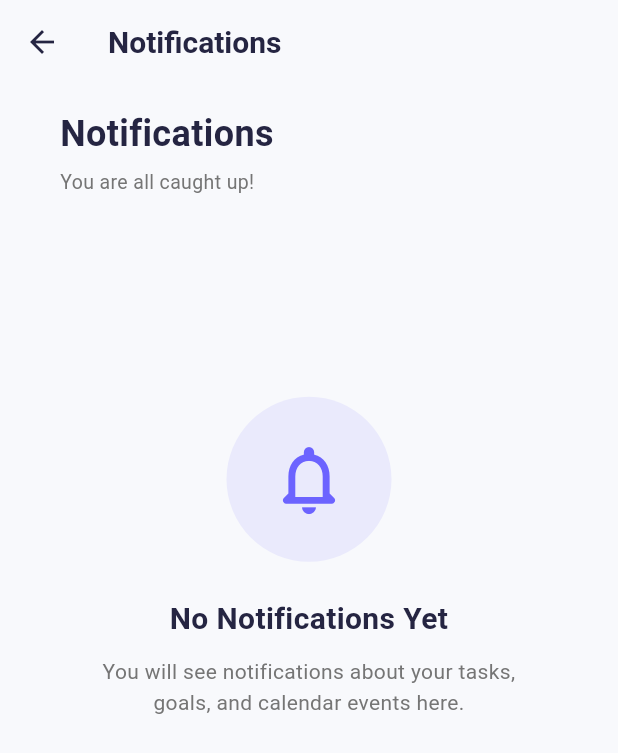
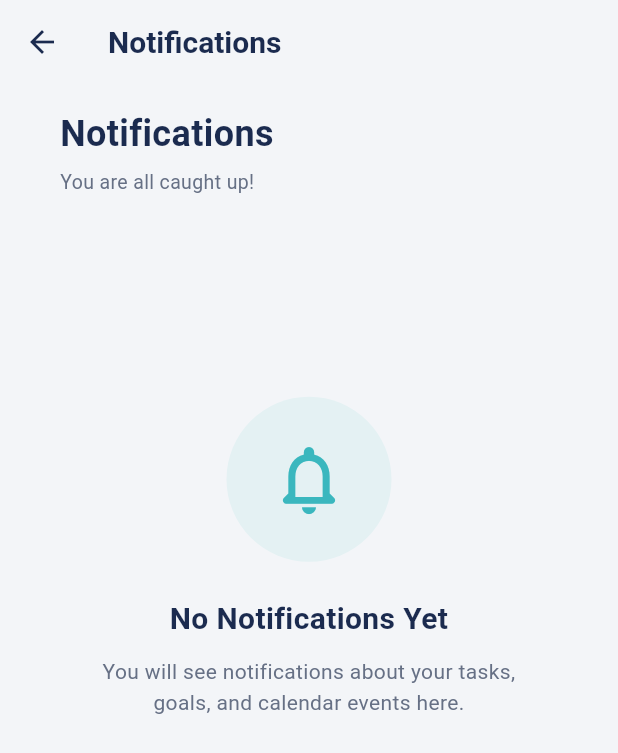
Before and after one commit to 1221786/taskora, a Flutter app: the NotificationsView screen opened directly with empty values, on a phone screen of 412 x 824 dp. Shown: the top 753 px of the screen. Run offline on Flutter 3.47's test engine with Material 3 defaults, Android fonts, the phone set to English and light mode, and no system bars; our stand-ins replace cloud_firestore, firebase_auth, firebase_core, flutter_local_notifications, flutter_timezone, google_fonts and 2 more; accounts and stored records are empty.

Commit message:
app color

```diff
--- a/lib/core/theme/app_colors.dart
+++ b/lib/core/theme/app_colors.dart
@@ -1,38 +1,51 @@
 import 'package:flutter/material.dart';
 
 class AppColors {
-  // Main colors from Taskora icon
-  static const Color primary = Color(0xFF4482B2); // Blue
-  static const Color secondary = Color(0xFF4698A8); // Teal
-  static const Color accent = Color(0xFF66C3A9); // Green
+  // Main colors - Taskora Splash Screen identity
+  static const Color primary = Color(0xFF3AB7BE);
+  static const Color secondary = Color(0xFF4B7FC7);
+  static const Color accent = Color(0xFF59CDC7);
 
-  // Blue shades (from the icon's 3D shading)
-  static const Color primaryDark = Color(0xFF37708F);
-  static const Color primaryLight = Color(0xFF509DCC);
+  // Primary shades
+  static const Color primaryDark = Color(0xFF258F98);
+  static const Color primaryLight = Color(0xFF7ADBD6);
 
   // Background colors
-  static const Color background = Color(0xFFF8FAFC);
+  static const Color background = Color(0xFFF3F5F8);
+  static const Color backgroundDark = Color(0xFFE9EDF2);
   static const Color white = Colors.white;
-  static const Color black = Color(0xFF19304B);
+  static const Color black = Color(0xFF1B2B4F);
 
-  // Text
-  static const Color textPrimary = Color(0xFF19304B);
+  // Text colors
+  static const Color textPrimary = Color(0xFF1B2B4F);
   static const Color textSecondary = Color(0xFF667085);
+  static const Color mutedText = Color(0xFF9297A5);
 
-  // Other
-  static const Color border = Color(0xFFE4E7EC);
+  // Borders
+  static const Color border = Color(0xFFDDE5EC);
 
+  // Priority colors
   static const Color priorityHigh = Color(0xFFEF5350);
   static const Color priorityMedium = Color(0xFFF5B942);
   static const Color priorityLow = Color(0xFF43B581);
 
+  // Status colors
   static const Color success = Color(0xFF39B98A);
   static const Color warning = Color(0xFFF5B942);
   static const Color danger = Color(0xFFE17C7C);
 
+  // Cards and progress
   static const Color cardBackground = Colors.white;
-  static const Color progressBackground = Color(0xFFE4E7EC);
-  static const Color mutedText = Color(0xFF9297A5);
+  static const Color progressBackground = Color(0xFFE5EBF0);
+
+  // Overdue task
   static const Color overdueBackground = Color(0xFFFCEAEA);
   static const Color overdueBorder = Color(0xFFF5DADA);
+
+  // Gradient colors
+  static const List<Color> primaryGradient = [
+    Color(0xFF7BE3B1),
+    Color(0xFF35C4BD),
+    Color(0xFF45BBD9),
+  ];
 }
--- a/lib/views/notifications/views/notifications_view.dart
+++ b/lib/views/notifications/views/notifications_view.dart
@@ -1,4 +1,5 @@
 import 'package:flutter/material.dart';
+import 'package:taskora/core/theme/app_colors.dart';
 
 import '../models/notification_model.dart';
 import '../view_models/notifications_view_model.dart';
@@ -23,7 +24,6 @@ class _NotificationsViewState extends State<NotificationsView> {
     super.initState();
 
     _viewModel = NotificationsViewModel(userId: widget.userId);
-
     _viewModel.loadNotifications();
   }
 
@@ -54,20 +54,20 @@ class _NotificationsViewState extends State<NotificationsView> {
   @override
   Widget build(BuildContext context) {
     return Scaffold(
-      backgroundColor: const Color(0xFFF8F9FC),
+      backgroundColor: AppColors.background,
       appBar: AppBar(
-        backgroundColor: const Color(0xFFF8F9FC),
+        backgroundColor: AppColors.background,
         elevation: 0,
         centerTitle: false,
         title: const Text(
           'Notifications',
           style: TextStyle(
-            color: Color(0xFF252542),
+            color: AppColors.textPrimary,
             fontSize: 20,
             fontWeight: FontWeight.bold,
           ),
         ),
-        iconTheme: const IconThemeData(color: Color(0xFF252542)),
+        iconTheme: const IconThemeData(color: AppColors.textPrimary),
       ),
       body: AnimatedBuilder(
         animation: _viewModel,
@@ -75,7 +75,7 @@ class _NotificationsViewState extends State<NotificationsView> {
           final notifications = _viewModel.notifications;
 
           return RefreshIndicator(
-            color: const Color(0xFF6C63FF),
+            color: AppColors.primary,
             onRefresh: _refreshNotifications,
             child: ListView(
               physics: const AlwaysScrollableScrollPhysics(),
@@ -93,7 +93,7 @@ class _NotificationsViewState extends State<NotificationsView> {
                     padding: EdgeInsets.only(top: 100),
                     child: Center(
                       child: CircularProgressIndicator(
-                        color: Color(0xFF6C63FF),
+                        color: AppColors.primary,
                       ),
                     ),
                   )
@@ -134,20 +134,20 @@ class _NotificationsViewState extends State<NotificationsView> {
             style: TextStyle(
               fontSize: 17,
               fontWeight: FontWeight.bold,
-              color: Color(0xFF252542),
+              color: AppColors.textPrimary,
             ),
           ),
           const SizedBox(height: 8),
           Text(
             _viewModel.errorMessage ?? 'Please try again.',
             textAlign: TextAlign.center,
-            style: TextStyle(fontSize: 13, color: Colors.grey.shade600),
+            style: TextStyle(fontSize: 13, color: AppColors.textSecondary),
           ),
           const SizedBox(height: 16),
           ElevatedButton(
             onPressed: _viewModel.loadNotifications,
             style: ElevatedButton.styleFrom(
-              backgroundColor: const Color(0xFF6C63FF),
+              backgroundColor: AppColors.primary,
               foregroundColor: Colors.white,
             ),
             child: const Text('Try Again'),
--- a/lib/views/notifications/widgets/notification_empty_state.dart
+++ b/lib/views/notifications/widgets/notification_empty_state.dart
@@ -1,4 +1,5 @@
 import 'package:flutter/material.dart';
+import 'package:taskora/core/theme/app_colors.dart';
 
 class NotificationEmptyState extends StatelessWidget {
   const NotificationEmptyState({super.key});
@@ -15,13 +16,13 @@ class NotificationEmptyState extends StatelessWidget {
               width: 110,
               height: 110,
               decoration: BoxDecoration(
-                color: const Color(0xFF6C63FF).withValues(alpha: 0.10),
+                color: AppColors.accent.withValues(alpha: 0.10),
                 shape: BoxShape.circle,
               ),
               child: const Icon(
                 Icons.notifications_none_rounded,
                 size: 55,
-                color: Color(0xFF6C63FF),
+                color: AppColors.primary,
               ),
             ),
             const SizedBox(height: 24),
@@ -31,18 +32,18 @@ class NotificationEmptyState extends StatelessWidget {
               style: TextStyle(
                 fontSize: 20,
                 fontWeight: FontWeight.bold,
-                color: Color(0xFF252542),
+                color: AppColors.textPrimary,
               ),
             ),
             const SizedBox(height: 10),
-            Text(
+            const Text(
               'You will see notifications about your tasks, '
               'goals, and calendar events here.',
               textAlign: TextAlign.center,
               style: TextStyle(
                 fontSize: 14,
                 height: 1.5,
-                color: Colors.grey.shade600,
+                color: AppColors.textSecondary,
               ),
             ),
           ],
--- a/lib/views/notifications/widgets/notification_header.dart
+++ b/lib/views/notifications/widgets/notification_header.dart
@@ -1,4 +1,5 @@
 import 'package:flutter/material.dart';
+import 'package:taskora/core/theme/app_colors.dart';
 
 class NotificationHeader extends StatelessWidget {
   final int unreadCount;
@@ -25,7 +26,7 @@ class NotificationHeader extends StatelessWidget {
                 style: TextStyle(
                   fontSize: 24,
                   fontWeight: FontWeight.bold,
-                  color: Color(0xFF252542),
+                  color: AppColors.textPrimary,
                 ),
               ),
               if (unreadCount > 0)
@@ -34,7 +35,7 @@ class NotificationHeader extends StatelessWidget {
                   child: const Text(
                     'Mark all as read',
                     style: TextStyle(
-                      color: Color(0xFF6C63FF),
+                      color: AppColors.primary,
                       fontWeight: FontWeight.w600,
                       fontSize: 12,
                     ),
@@ -48,7 +49,10 @@ class NotificationHeader extends StatelessWidget {
                 ? 'You are all caught up!'
                 : 'You have $unreadCount unread '
                       '${unreadCount == 1 ? 'notification' : 'notifications'}.',
-            style: TextStyle(fontSize: 13, color: Colors.grey.shade600),
+            style: const TextStyle(
+              fontSize: 13,
+              color: AppColors.textSecondary,
+            ),
           ),
         ],
       ),
```
Also changed, not shown: lib/views/notifications/widgets/notification_card.dart (+20 -17 lines).
